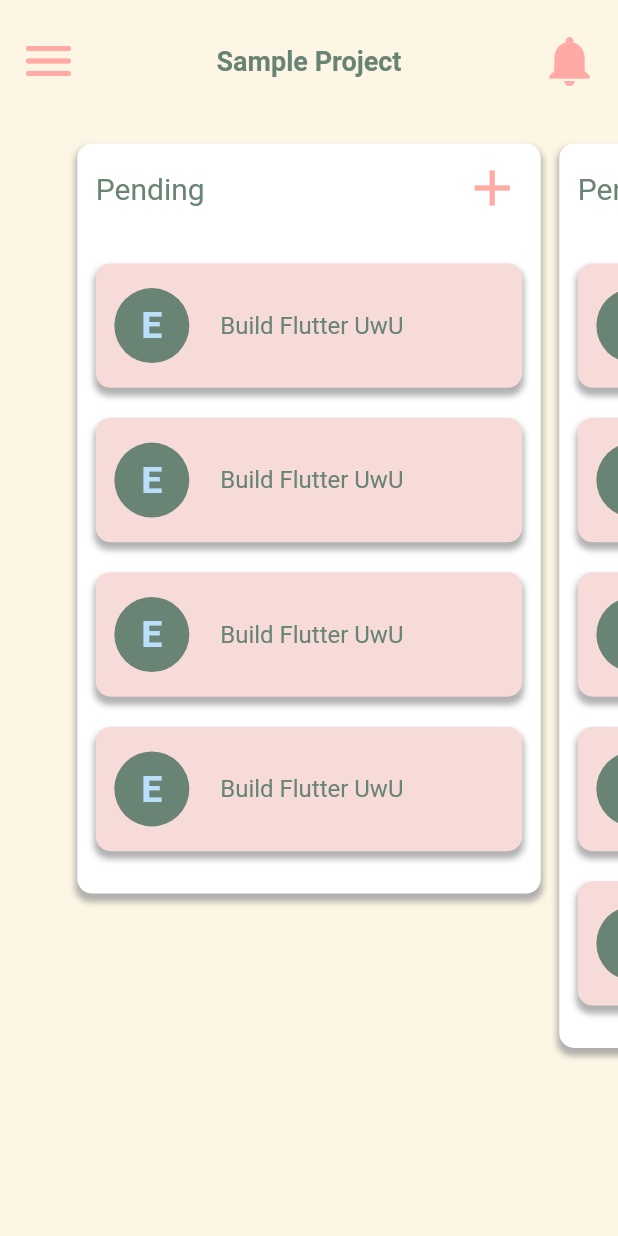
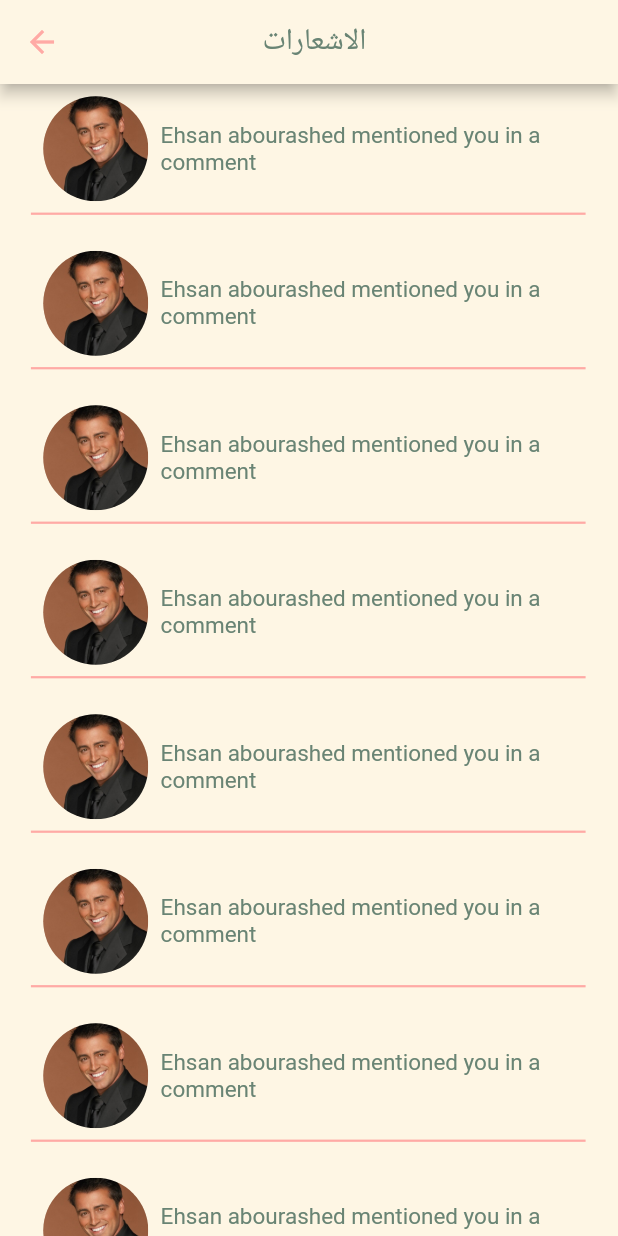
Before and after one commit to ehsankkk1/PlanVite, a Flutter app: the screen it shows after launch, after a tap on the "notifications" icon, on a phone screen of 412 x 824 dp. Run offline on Flutter 3.47's test engine with Material 2 defaults, Android fonts, the phone set to English and light mode, and no system bars; drawn by our look-alikes of flutter_zoom_drawer; our stand-ins replace flutter_easyloading, flutter_secure_storage, font_awesome_flutter, get, percent_indicator.

Commit message:
notifications

```diff
--- a/lib/main.dart
+++ b/lib/main.dart
@@ -5,12 +5,14 @@ import 'package:plane_vite/screens/Drawer/drawer_controller.dart';
 import 'package:plane_vite/screens/bindings/board_binding.dart';
 import 'package:plane_vite/screens/bindings/home_binding.dart';
 import 'package:plane_vite/screens/bindings/log_in_binding.dart';
+import 'package:plane_vite/screens/bindings/notifications_binding.dart';
 import 'package:plane_vite/screens/bindings/sign_up_binding.dart';
 import 'package:plane_vite/screens/bindings/splash_binding.dart';
 import 'package:plane_vite/screens/bindings/welcome_binding.dart';
 import 'package:plane_vite/screens/board/board_screen.dart';
 import 'package:plane_vite/screens/home/home_screen.dart';
 import 'package:plane_vite/screens/log_in/log_in_screen.dart';
+import 'package:plane_vite/screens/notifications/notifications_screen.dart';
 import 'package:plane_vite/screens/sign_up/sign_up_screen.dart';
 import 'package:plane_vite/screens/splash/splash_screen.dart';
 import 'package:plane_vite/screens/welcome/welcome_screen.dart';
@@ -39,7 +41,7 @@ class MyApp extends StatelessWidget {
     return GetMaterialApp(
       debugShowCheckedModeBanner: false,
       translations:  Translation(),
-      locale: const Locale('en'),
+      locale: const Locale('ar'),
       fallbackLocale: const Locale('en'),
       initialRoute: '/board',
 
@@ -50,6 +52,7 @@ class MyApp extends StatelessWidget {
         GetPage(name: '/welcome', page: ()=>const WelcomeScreen(),binding: WelcomeBinding()),
         GetPage(name: '/home', page: ()=>HomeScreen(),binding:HomeBinding()),
         GetPage(name: '/board', page: ()=>BoardScreen(),binding:BoardBinding()),
+        GetPage(name: '/notifications', page: ()=>NotificationsScreen(),binding:NotificationsBinding()),
 
       ],
       builder: EasyLoading.init(),
--- /dev/null
+++ b/lib/screens/bindings/notifications_binding.dart
@@ -0,0 +1,10 @@
+import 'package:get/get.dart';
+import 'package:plane_vite/screens/notifications/notifications_controller.dart';
+
+class NotificationsBinding implements Bindings{
+  @override
+  void dependencies() {
+    Get.put<NotificationsController>(NotificationsController());
+  }
+
+}
--- /dev/null
+++ b/lib/screens/notifications/notifications_controller.dart
@@ -0,0 +1,10 @@
+import 'package:flutter/cupertino.dart';
+import 'package:get/get.dart';
+
+
+
+class NotificationsController extends GetxController{
+
+
+
+}
--- /dev/null
+++ b/lib/screens/notifications/notifications_screen.dart
@@ -0,0 +1,85 @@
+
+import 'package:flutter/material.dart';
+import 'package:get/get.dart';
+import 'package:plane_vite/constants.dart';
+import 'package:plane_vite/screens/notifications/notifications_controller.dart';
+
+import '../Drawer/drawer_controller.dart';
+
+class NotificationsScreen extends StatelessWidget {
+NotificationsController controller = Get.find();
+  @override
+  Widget build(BuildContext context) {
+    final String locale = Get.locale.toString();
+
+    return Directionality(
+      textDirection: TextDirection.ltr,
+      child: Scaffold(
+        backgroundColor: kBackGround,
+        appBar: AppBar(
+          leading: BackButton(
+            color: kMainPink,
+          ),
+          backgroundColor: kBackGround,
+          title: Padding(
+            padding: EdgeInsets.only(left: locale=='en'?width*0.18:width*0.25),
+            child: Text(
+
+              'Notifications'.tr,
+              style: TextStyle(
+                color: kWritings,
+              ),
+            ),
+          ),
+        ),
+        body: GridView.builder(
+
+            itemCount: 30,
+            gridDelegate: SliverGridDelegateWithFixedCrossAxisCount(
+          crossAxisCount: 1,
+          childAspectRatio: 4,
+
+        ), itemBuilder: (context, index) =>Padding(
+          padding: EdgeInsets.only(left: width*0.05,right: width*0.05,bottom: height*0.001,top: height*0.01),
+          child: Container(
+            color: kBackGround,
+            child: Column(
+              children: [
+                Row(
+                  children: [
+                    SizedBox(width: width*0.02,),
+
+                    CircleAvatar(
+
+                      radius: 35,
+                        backgroundColor: Colors.black12,
+                      foregroundImage: AssetImage('images/joey.png'),
+                        ),
+                    SizedBox(width: width*0.02,),
+                    Flexible(
+                      child: Text('Ehsan abourashed mentioned you in a comment',
+                      style: TextStyle(
+                        fontSize: 15,
+                        color: kWritings,
+                      ),
+                      ),
+                    )
+
+
+                  ],
+                ),
+                Divider(
+                  height: height*0.02,
+                  endIndent: 1,
+                  thickness: 1.5,
+                  color: kMainPink,
+                )
+
+              ],
+            ),
+          ),
+        ))
+      ),
+    );
+  }
+}
--- a/lib/widgets/app_bar.dart
+++ b/lib/widgets/app_bar.dart
@@ -1,4 +1,5 @@
 import 'package:flutter/material.dart';
+import 'package:get/get.dart';
 
 import '../constants.dart';
 import '../screens/Drawer/drawer_controller.dart';
@@ -39,7 +40,10 @@ class AppBarWidget extends StatelessWidget {
             color: kMainPink,
             size: 40,
           ),
-          onTap: () {},
+          onTap: () {
+            Get.toNamed('/notifications');
+
+          },
         ),
       ],
     );
```
Also changed, not shown: images/joey.png (added), lib/screens/notifications/notifications_service.dart (added).
